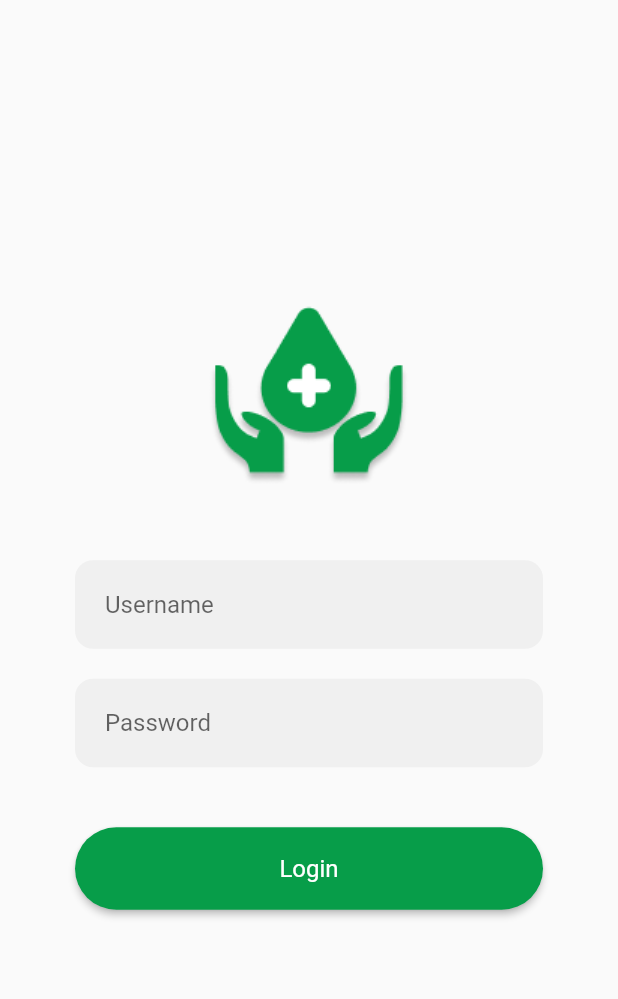
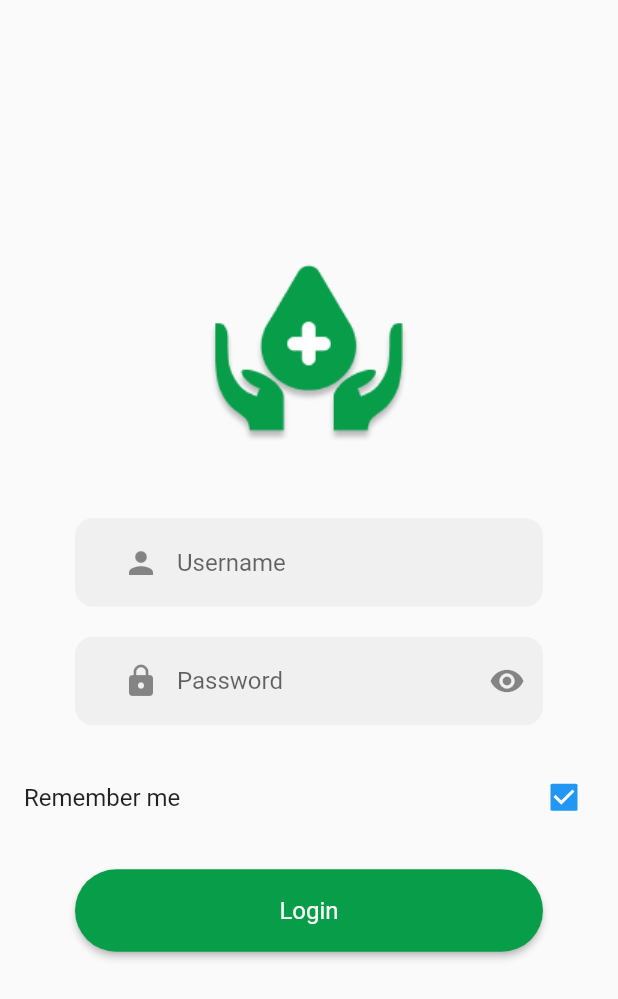
Before and after one commit to Lientrinh472/healthcare_flutterapp, a Flutter app: the screen it shows after launch, after a tap on "Login", on a phone screen of 412 x 824 dp. Shown: the top 999 px of the screen. Run offline on Flutter 3.47's test engine with Material 2 defaults, Android fonts, the phone set to English and light mode, and no system bars; our stand-ins replace flutter_secure_storage; missing offline and left inert: dart:html.

Commit message:
Implement Remember me function in FlutterSecureStorage

```diff
--- a/lib/login_page.dart
+++ b/lib/login_page.dart
@@ -1,7 +1,10 @@
 // ignore_for_file: prefer_const_constructors
+
+import 'dart:html';
 
 import 'package:flutter/material.dart';
 import '../homepage.dart';
+import 'package:flutter_secure_storage/flutter_secure_storage.dart';
 
 class LoginPage extends StatefulWidget {
   const LoginPage({super.key});
@@ -13,12 +16,48 @@ class LoginPage extends StatefulWidget {
 class _LoginPageState extends State<LoginPage> {
   final userNameTextController = TextEditingController();
   final passwordTextController = TextEditingController();
+  String? userNameValue = '';
+  String? pwValue = '';
+
+  // Search Gg what is GlobalKey, FormState, ScaffoldState
+  // ======================================================
+
+  final _storage = const FlutterSecureStorage();
+  final GlobalKey<FormState> _formState = GlobalKey<FormState>();
+  final GlobalKey<ScaffoldState> _scaffoldState = GlobalKey<ScaffoldState>();
+  bool _savePassword = true;
+
+  // Read data from saved Storage
+  Future<void> _readFromStorage() async {
+    userNameTextController.text =
+        await _storage.read(key: "KEY_USERNAME") ?? '';
+    // the line above equal to lines below:
+    // if (await _storage.read(key: "KEY_USERNAME") == null){
+    //   userNameTextController.text = '';
+    // } else{
+    //   userNameTextController.text = await _storage.read(key: "KEY_USERNAME")
+    // }
+    passwordTextController.text =
+        await _storage.read(key: "KEY_PASSWORD") ?? '';
+  }
+
+  // Write data into local storage
+  _onFormSubmit() async {
+    if (_formState.currentState?.validate() == false) {
+      if (_savePassword) {
+        // process save data into storage
+        await _storage.write(
+            key: "KEY_USERNAME", value: userNameTextController.text);
+        await _storage.write(
+            key: "KEY_PASSWORD", value: passwordTextController.text);
+      }
+    }
+  }
 
   @override
-  void dispose(){
-    userNameTextController.dispose();
-    passwordTextController.dispose();
-    super.dispose();
+  void initState() {
+    super.initState();
+    _readFromStorage();
   }
 
   @override
@@ -31,7 +70,6 @@ class _LoginPageState extends State<LoginPage> {
             SizedBox(
               height: 50,
             ),
-
             Padding(
               padding: const EdgeInsets.symmetric(horizontal: 50),
               child: Container(
@@ -43,16 +81,20 @@ class _LoginPageState extends State<LoginPage> {
                     child: TextField(
                       controller: userNameTextController,
                       decoration: InputDecoration(
-                        contentPadding: EdgeInsets.symmetric(vertical: 20),
-                        border: InputBorder.none,
-                        hintText: 'Username'
-                      ),
+                          prefixIcon: Align(
+                            widthFactor: 1.0,
+                            heightFactor: 1.0,
+                            child: Icon(
+                              Icons.person,
+                            ),
+                          ),
+                          contentPadding: EdgeInsets.symmetric(vertical: 20),
+                          border: InputBorder.none,
+                          hintText: 'Username'),
                     ),
                   )),
             ),
-
             SizedBox(height: 20),
-
             Padding(
               padding: const EdgeInsets.symmetric(horizontal: 50),
               child: Container(
@@ -65,6 +107,20 @@ class _LoginPageState extends State<LoginPage> {
                       controller: passwordTextController,
                       obscureText: true,
                       decoration: InputDecoration(
+                        suffixIcon: Align(
+                          widthFactor: 1.0,
+                          heightFactor: 1.0,
+                          child: Icon(
+                            Icons.remove_red_eye,
+                          ),
+                        ),
+                        prefixIcon: Align(
+                          widthFactor: 1.0,
+                          heightFactor: 1.0,
+                          child: Icon(
+                            Icons.lock,
+                          ),
+                        ),
                         contentPadding: EdgeInsets.symmetric(vertical: 20),
                         border: InputBorder.none,
                         hintText: 'Password',
@@ -73,6 +129,14 @@ class _LoginPageState extends State<LoginPage> {
                   )),
             ),
             SizedBox(height: 20),
+            CheckboxListTile(
+                title: Text("Remember me"),
+                value: _savePassword,
+                onChanged: (value) {
+                  setState(() {
+                    _savePassword = value ?? false;
+                  });
+                }),
 
             Padding(
               padding: const EdgeInsets.symmetric(horizontal: 30),
@@ -90,16 +154,18 @@ class _LoginPageState extends State<LoginPage> {
                   ),
                   child: Text('Login'),
                   onPressed: (() {
-                    if(userNameTextController.text=='admin' &&passwordTextController.text=='admin'){
-                    Navigator.push(
-                    context,
-                     MaterialPageRoute(builder: (context) => const SecondRoute()),
-                    );
+                    if (userNameTextController.text == 'admin' &&
+                        passwordTextController.text == 'admin') {
+                      if (_savePassword == true){
+                        _onFormSubmit();
+                      }
+
+                      Navigator.push(
+                        context,
+                        MaterialPageRoute(
+                            builder: (context) => const SecondRoute()),
+                      );
                     }
-                    // if user name && password  = true
-                    // then login to other page
-                    // else
-                    // Do nothing or show something to user that notifi the username and password not right
                   }),
                 ),
               ),
--- a/pubspec.yaml
+++ b/pubspec.yaml
@@ -1,4 +1,4 @@
-name: pdivert_app
+name: healthcare_app
 description: A new Flutter project.
 
 # The following line prevents the package from being accidentally published to
@@ -36,6 +36,7 @@ dependencies:
   # The following adds the Cupertino Icons font to your application.
   # Use with the CupertinoIcons class for iOS style icons.
   cupertino_icons: ^1.0.2
+  flutter_secure_storage: ^6.0.0
 
 dev_dependencies:
   flutter_test:
```
Also changed, not shown: pubspec.lock, 12 other files.
